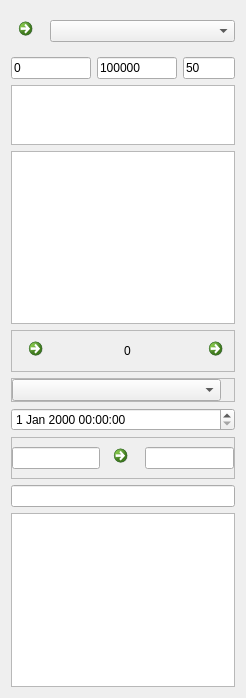
Above: support_win.ui from dekarh/support before the change. Below: the same form after it.
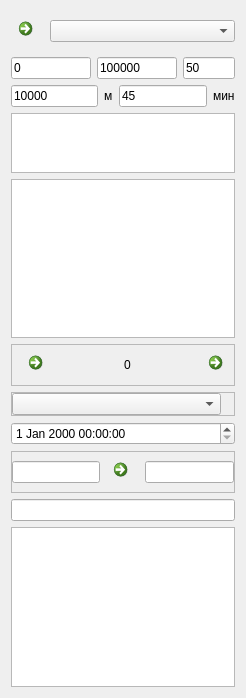
That is the form after the change. Icons and pictures are not drawn.

Commit message: Добавил в support.py MetroMeters и MetroMinutesMax

Diff of the .ui file:
```diff
--- a/support_win.ui
+++ b/support_win.ui
@@ -120,6 +120,58 @@
      </layout>
     </widget>
    </item>
+   <item>
+    <widget class="QFrame" name="frameMetro">
+     <property name="frameShape">
+      <enum>QFrame::NoFrame</enum>
+     </property>
+     <property name="frameShadow">
+      <enum>QFrame::Raised</enum>
+     </property>
+     <layout class="QHBoxLayout" name="horizontalLayout_6">
+      <property name="leftMargin">
+       <number>0</number>
+      </property>
+      <property name="topMargin">
+       <number>0</number>
+      </property>
+      <property name="rightMargin">
+       <number>0</number>
+      </property>
+      <property name="bottomMargin">
+       <number>0</number>
+      </property>
+      <item>
+       <widget class="QLineEdit" name="leMetroMinutesMax">
+        <property name="text">
+         <string>10000</string>
+        </property>
+       </widget>
+      </item>
+      <item>
+       <widget class="QLabel" name="lblCount_2">
+        <property name="text">
+         <string>м</string>
+        </property>
+       </widget>
+      </item>
+      <item>
+       <widget class="QLineEdit" name="leMetroMetersMax">
+        <property name="text">
+         <string>45</string>
+        </property>
+       </widget>
+      </item>
+      <item>
+       <widget class="QLabel" name="lblCount_3">
+        <property name="text">
+         <string>мин</string>
+        </property>
+       </widget>
+      </item>
+     </layout>
+    </widget>
+   </item>
    <item>
     <widget class="QListWidget" name="lwStatuses">
      <property name="maximumSize">
```
The commit also changes 4 other files.
